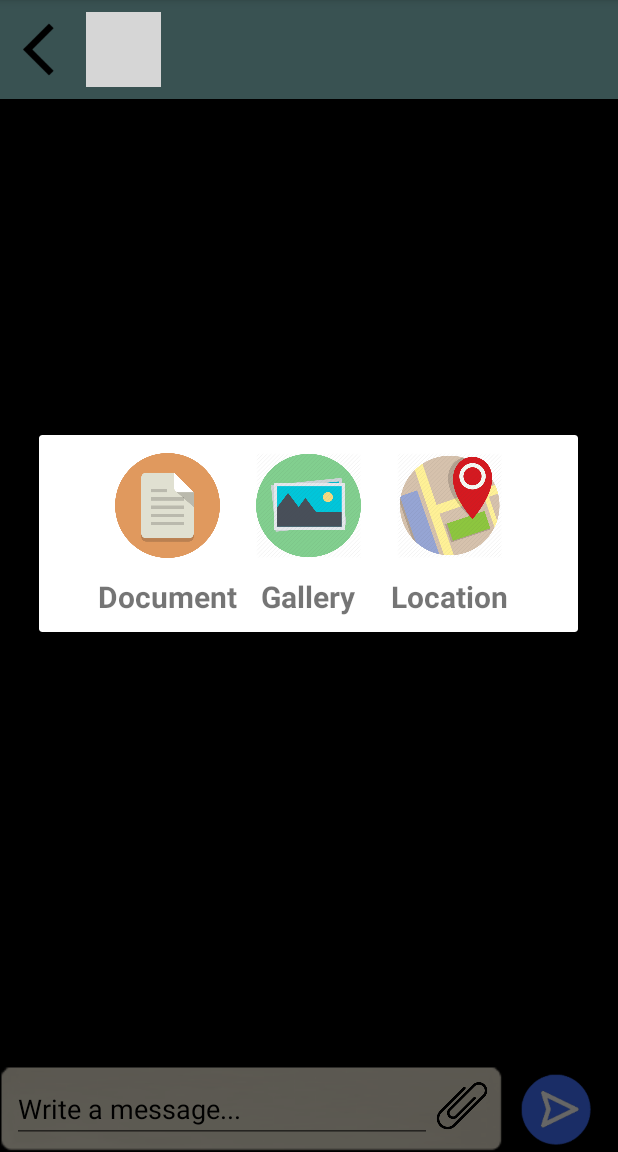
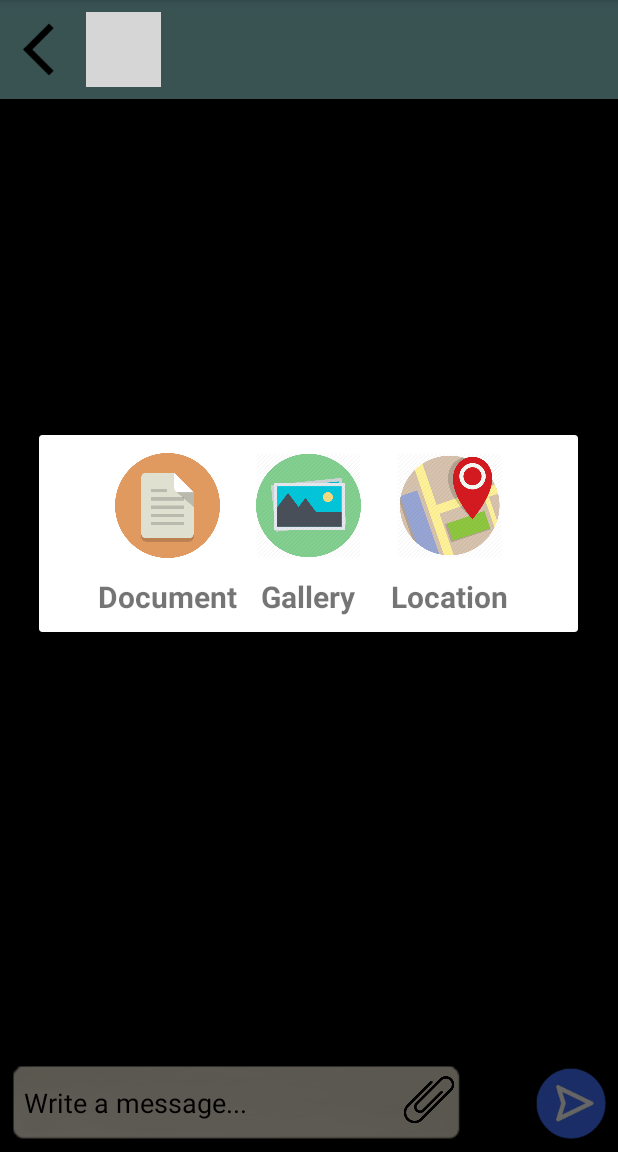
Before and after one commit to AaronHexa/NearBuy, an Android app: the ChatRoomActivity screen opened directly, with no data from a screen before it, after a tap on an icon or button, on a phone screen of 412 x 824 dp, the part 84-1236 px from its top. Run offline under Robolectric (Android 15) with nearby library versions, the phone set to English and light mode, and no system bars; our stand-ins replace CircleImageView, Firebase (no records; nobody signed in at launch, a user with empty details on screens opened directly), Picasso; libraries missing offline, so code that uses them is left out: com.github.chrisbanes.photoview; grey boxes are pictures that could not be loaded.

Commit message:
- fix the edit text box in chat room - Add marker info on click to get more info

```diff
--- a/app/src/main/java/com/example/hexa_aaronlee/nearbuy/ChatHistoryActivity.kt
+++ b/app/src/main/java/com/example/hexa_aaronlee/nearbuy/ChatHistoryActivity.kt
@@ -127,7 +127,7 @@ class ChatHistoryActivity : AppCompatActivity(), ChatHistoryView.View {
     }
 
     override fun onBackPressed() {
+        startActivity(Intent(applicationContext, MainPageActivity::class.java))
         finish()
-        startActivity(Intent(applicationContext, MainPageActivity::class.java))
     }
 }
--- a/app/src/main/java/com/example/hexa_aaronlee/nearbuy/MapsActivity.kt
+++ b/app/src/main/java/com/example/hexa_aaronlee/nearbuy/MapsActivity.kt
@@ -34,7 +34,7 @@ import java.io.IOException
 
 class MapsActivity : FragmentActivity(), OnMapReadyCallback, GoogleApiClient.ConnectionCallbacks,
         GoogleApiClient.OnConnectionFailedListener,
-        LocationListener {
+        LocationListener, GoogleMap.OnInfoWindowClickListener {
 
     private lateinit var mMap: GoogleMap
     private lateinit var client: GoogleApiClient
@@ -52,6 +52,7 @@ class MapsActivity : FragmentActivity(), OnMapReadyCallback, GoogleApiClient.Con
     val REQUEST_LOCATION_CODE = 99
     var result: FloatArray = FloatArray(10)
     var arrayMarker: ArrayList<Marker> = ArrayList()
+    lateinit var saleArray : ArrayList<String>
 
     override fun onCreate(savedInstanceState: Bundle?) {
         super.onCreate(savedInstanceState)
@@ -83,6 +84,7 @@ class MapsActivity : FragmentActivity(), OnMapReadyCallback, GoogleApiClient.Con
         if (ActivityCompat.checkSelfPermission(this, android.Manifest.permission.ACCESS_FINE_LOCATION) == PackageManager.PERMISSION_GRANTED) {
             bulidGoogleApiClient()
             mMap.isMyLocationEnabled = true
+            mMap.setOnInfoWindowClickListener(this)
         }
 
         searchTxt.setOnEditorActionListener() { v, actionId, event ->
@@ -109,6 +111,7 @@ class MapsActivity : FragmentActivity(), OnMapReadyCallback, GoogleApiClient.Con
         scan_ic.setOnClickListener {
             goGetDistanceData()
         }
+
 
         mGoogleApiClient = GoogleApiClient.Builder(this)
                 .addApi(Places.GEO_DATA_API)
@@ -155,8 +158,8 @@ class MapsActivity : FragmentActivity(), OnMapReadyCallback, GoogleApiClient.Con
     override fun onLocationChanged(location: Location) {
         locationMain = location
 
-        var latitude = location.latitude
-        var longitude = location.longitude
+        val latitude = location.latitude
+        val longitude = location.longitude
 
         UserDetail.mLatitude = latitude
         UserDetail.mLongitude = longitude
@@ -217,7 +220,7 @@ class MapsActivity : FragmentActivity(), OnMapReadyCallback, GoogleApiClient.Con
         }
 
         if (list.isNotEmpty()) {
-            var address: Address = list[0]
+            val address: Address = list[0]
 
             Log.e("MapsActivity", "geolocate : Found a location : " + address.toString())
 
@@ -261,6 +264,8 @@ class MapsActivity : FragmentActivity(), OnMapReadyCallback, GoogleApiClient.Con
     fun goGetDistanceData() {
         mDataRef = FirebaseDatabase.getInstance().reference.child("SaleDetail")
 
+        saleArray = ArrayList()
+
         mDataRef.addChildEventListener(object : ChildEventListener {
             override fun onCancelled(p0: DatabaseError) {
                 TODO("not implemented") //To change body of created functions use File | Settings | File Templates.
@@ -285,12 +290,14 @@ class MapsActivity : FragmentActivity(), OnMapReadyCallback, GoogleApiClient.Con
 
                         System.out.println("............location .......${map.mLongitude}........${map.mLatitude}....${result[0]} ")
 
-                        var latLng = LatLng(map.mLatitude.toDouble(), map.mLongitude.toDouble())
+                        val latLng = LatLng(map.mLatitude.toDouble(), map.mLongitude.toDouble())
 
                         val options: MarkerOptions = MarkerOptions()
                                 .position(latLng)
                                 .title("<${map.itemTitle}> ${map.itemLocation}")
                         arrayMarker.add(mMap.addMarker(options))
+
+                        saleArray.add(map.sales_id)
 
                         val cameraPosition = CameraPosition.Builder()
                                 .target(latLng)
@@ -299,7 +306,6 @@ class MapsActivity : FragmentActivity(), OnMapReadyCallback, GoogleApiClient.Con
                                 .tilt(30f)                   // Sets the tilt of the camera to 30 degrees
                                 .build()
                         mMap.animateCamera(CameraUpdateFactory.newCameraPosition(cameraPosition))
-
 
                     }
                 }
@@ -311,6 +317,17 @@ class MapsActivity : FragmentActivity(), OnMapReadyCallback, GoogleApiClient.Con
         })
     }
 
+    override fun onInfoWindowClick(p0: Marker?) {
+        for (i in arrayMarker.indices)
+        {
+            if (p0 == arrayMarker[i]){
+                Log.i("Location : ",saleArray[i])
+                UserDetail.saleSelectedId = saleArray[i]
+                startActivity(Intent(applicationContext,ViewSaleDetailsActivity::class.java))
+            }
+        }
+    }
+
     fun HidSoftKeyboard() {
         this.window.setSoftInputMode(WindowManager.LayoutParams.SOFT_INPUT_STATE_ALWAYS_HIDDEN)
     }
--- a/app/src/main/res/layout/activity_chat_room.xml
+++ b/app/src/main/res/layout/activity_chat_room.xml
@@ -75,8 +75,7 @@
         layout="@layout/message_area"
         android:layout_width="match_parent"
         android:layout_height="wrap_content"
-        android:gravity="bottom"
-        android:layout_marginTop="5dp"/>
+        android:gravity="bottom" />
 
 
 
--- a/app/src/main/res/layout/activity_main_page.xml
+++ b/app/src/main/res/layout/activity_main_page.xml
@@ -74,7 +74,7 @@
                 />
 
             <LinearLayout
-                android:layout_width="wrap_content"
+                android:layout_width="match_parent"
                 android:layout_height="wrap_content"
                 android:clickable="true"
                 android:focusable="true"
--- a/app/src/main/res/layout/message_area.xml
+++ b/app/src/main/res/layout/message_area.xml
@@ -1,49 +1,56 @@
 <?xml version="1.0" encoding="utf-8"?>
-<LinearLayout xmlns:android="http://schemas.android.com/apk/res/android"
+<android.support.constraint.ConstraintLayout xmlns:android="http://schemas.android.com/apk/res/android"
+    xmlns:app="http://schemas.android.com/apk/res-auto"
+    xmlns:tools="http://schemas.android.com/tools"
     android:layout_width="match_parent"
-    android:layout_height="match_parent"
+    android:layout_height="wrap_content"
     android:gravity="bottom">
 
-    <LinearLayout
-        android:layout_width="match_parent"
-        android:layout_height="wrap_content">
-
-    <LinearLayout
-        android:layout_width="wrap_content"
-        android:layout_height="wrap_content"
-        android:orientation="horizontal"
-        android:background="@drawable/edit_box">
 
     <EditText
-            android:layout_width="280dp"
+        android:id="@+id/messageArea"
+        android:layout_width="300dp"
         android:layout_height="wrap_content"
+        android:layout_gravity="center"
+        android:layout_marginBottom="8dp"
+        android:layout_marginStart="8dp"
+        android:layout_marginTop="5dp"
+        android:background="@drawable/edit_box"
+        android:hint="Write a message..."
+        android:inputType=""
+        android:maxHeight="80dp"
+        android:maxLines="100"
+        android:textColor="#000000"
         android:textColorHint="#000000"
-            android:textColor="#000000"
-            android:hint="Write a message..."
-            android:maxLines="100"
-            android:id="@+id/messageArea"
-            android:maxHeight="80dp"
-            android:layout_gravity="center"
-            />
+        app:layout_constraintBottom_toBottomOf="parent"
+        app:layout_constraintStart_toStartOf="parent"
+        app:layout_constraintTop_toTopOf="parent" />
 
     <ImageView
+        android:id="@+id/setting_clip"
         android:layout_width="40dp"
         android:layout_height="40dp"
-            android:layout_gravity="right"
+        android:layout_gravity="end"
+        android:layout_marginStart="258dp"
+        android:layout_marginTop="8dp"
         android:src="@drawable/clip"
-            android:id="@+id/setting_clip"/>
+        app:layout_constraintStart_toStartOf="@+id/messageArea"
+        app:layout_constraintTop_toTopOf="parent" />
 
-    </LinearLayout>
 
     <ImageView
+        android:id="@+id/sendButton"
         android:layout_width="50dp"
         android:layout_height="50dp"
-        android:layout_marginStart="10dp"
-        android:layout_marginEnd="12dp"
-        android:layout_gravity="center|right"
+        android:layout_gravity="center|end"
+        android:layout_marginBottom="8dp"
+        android:layout_marginEnd="6dp"
+        android:layout_marginTop="5dp"
         android:src="@drawable/send_btn"
-        android:id="@+id/sendButton"/>
+        app:layout_constraintBottom_toBottomOf="parent"
+        app:layout_constraintEnd_toEndOf="parent"
+        app:layout_constraintTop_toTopOf="parent" />
 
-    </LinearLayout>
 
-</LinearLayout>
+
+</android.support.constraint.ConstraintLayout>
```
Also changed, not shown: app/src/main/java/com/example/hexa_aaronlee/nearbuy/ViewSaleDetailsActivity.kt (line endings or trailing spaces), app/src/main/res/drawable/edit_box.9.png. Lines whose indentation alone changed are shown as unchanged.
